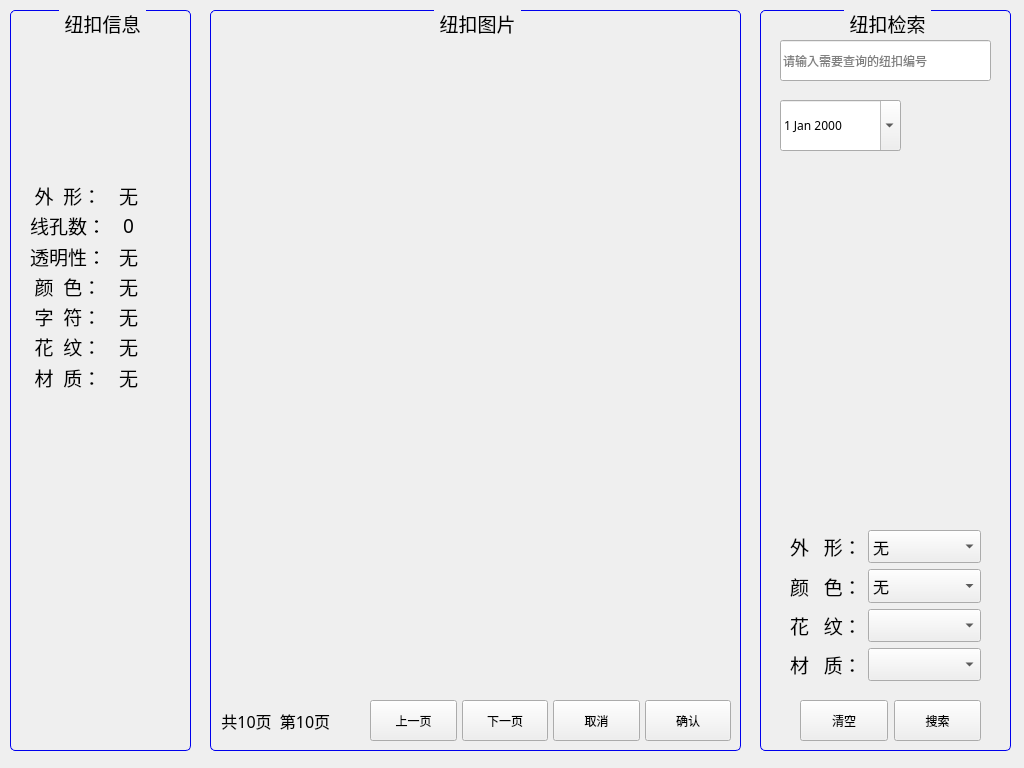
Qt form Form/ButtonSelForm.ui (hkchenhao/MachineVisionControl) before a commit.
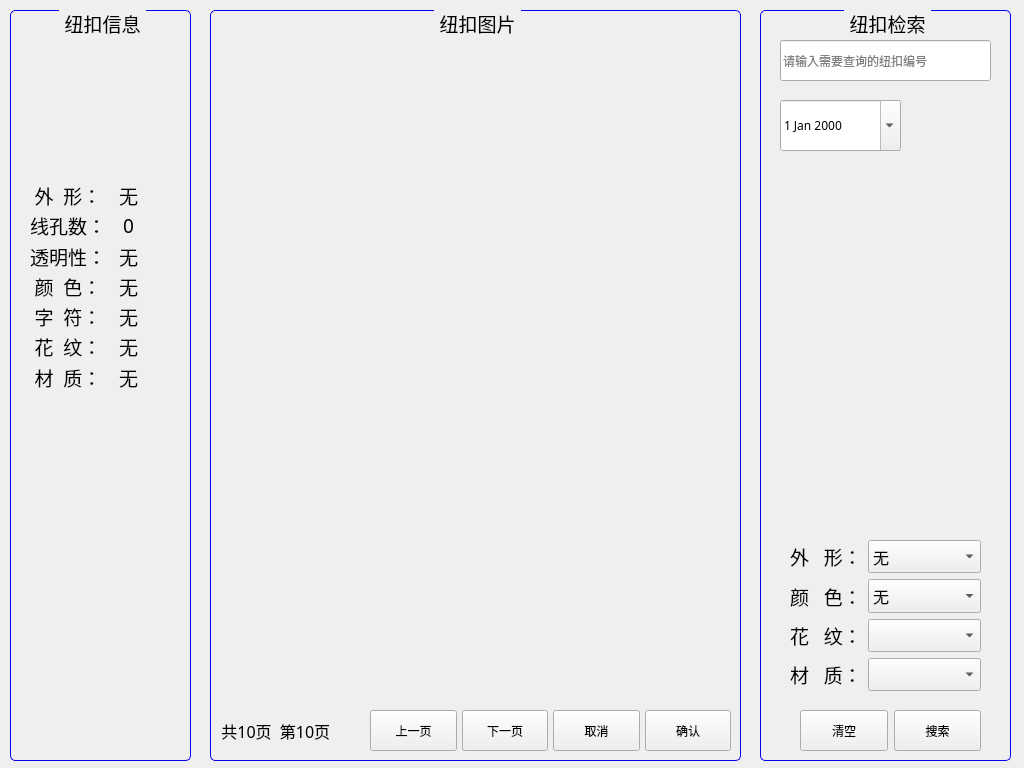
The same form after that commit. Icons and pictures are not drawn.

What changed in the file:
```diff
--- a/Form/ButtonSelForm.ui
+++ b/Form/ButtonSelForm.ui
@@ -19,7 +19,7 @@
      <x>10</x>
      <y>10</y>
      <width>181</width>
-     <height>741</height>
+     <height>751</height>
     </rect>
    </property>
    <property name="font">
@@ -365,7 +365,7 @@
      <x>210</x>
      <y>10</y>
      <width>531</width>
-     <height>741</height>
+     <height>751</height>
     </rect>
    </property>
    <property name="font">
@@ -399,7 +399,7 @@
       <x>0</x>
       <y>10</y>
       <width>531</width>
-      <height>671</height>
+      <height>681</height>
      </rect>
     </property>
     <property name="font">
@@ -429,7 +429,7 @@
     <property name="geometry">
      <rect>
       <x>10</x>
-      <y>690</y>
+      <y>700</y>
       <width>111</width>
       <height>41</height>
      </rect>
@@ -482,7 +482,7 @@
     <property name="geometry">
      <rect>
       <x>160</x>
-      <y>690</y>
+      <y>700</y>
       <width>361</width>
       <height>41</height>
      </rect>
@@ -586,7 +586,7 @@
      <x>760</x>
      <y>10</y>
      <width>251</width>
-     <height>741</height>
+     <height>751</height>
     </rect>
    </property>
    <property name="font">
@@ -636,7 +636,7 @@
     <property name="geometry">
      <rect>
       <x>30</x>
-      <y>520</y>
+      <y>530</y>
       <width>191</width>
       <height>151</height>
      </rect>
@@ -842,7 +842,7 @@
     <property name="geometry">
      <rect>
       <x>40</x>
-      <y>690</y>
+      <y>700</y>
       <width>181</width>
       <height>41</height>
      </rect>
```
